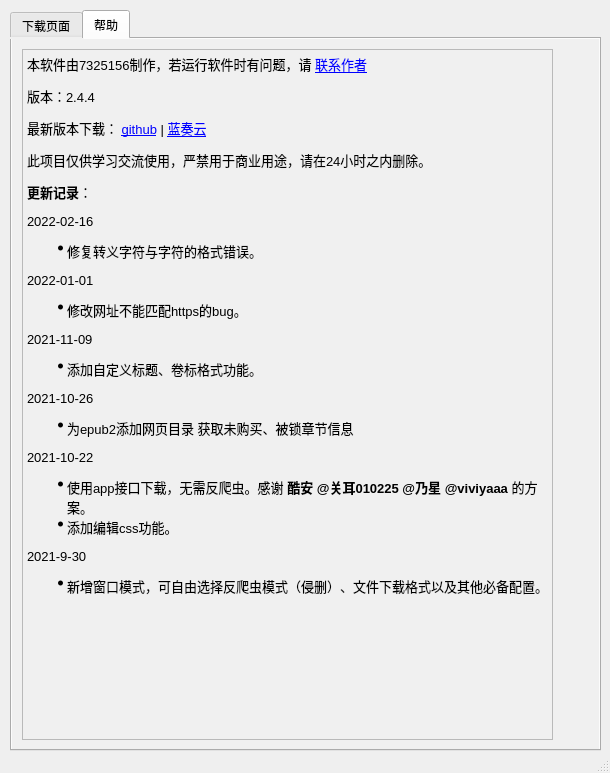
Old version of the form exe整合版/jjurl.ui in the repository 7325156/jjwxcNovelCrawler.
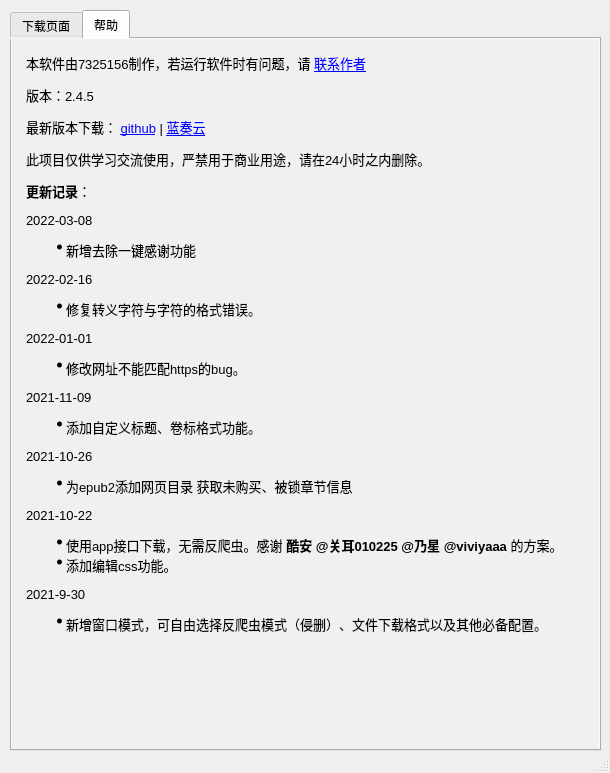
New version of the form. The open tabs and pages were chosen to show the change. Icons and pictures are not drawn.

```diff
--- a/exe整合版/jjurl.ui
+++ b/exe整合版/jjurl.ui
@@ -629,12 +629,13 @@
        <rect>
         <x>10</x>
         <y>10</y>
-        <width>531</width>
+        <width>571</width>
         <height>691</height>
        </rect>
       </property>
       <property name="styleSheet">
-       <string notr="true">“background:transparent;border-width:0;border-style:outset”</string>
+       <string notr="true">background:transparent;border-width:0;border-style:outset;
+font: 10pt &quot;微软雅黑&quot;;</string>
       </property>
       <property name="readOnly">
        <bool>true</bool>
@@ -681,25 +682,27 @@
        <string>&lt;!DOCTYPE HTML PUBLIC &quot;-//W3C//DTD HTML 4.0//EN&quot; &quot;http://www.w3.org/TR/REC-html40/strict.dtd&quot;&gt;
 &lt;html&gt;&lt;head&gt;&lt;meta name=&quot;qrichtext&quot; content=&quot;1&quot; /&gt;&lt;style type=&quot;text/css&quot;&gt;
 p, li { white-space: pre-wrap; }
-&lt;/style&gt;&lt;/head&gt;&lt;body style=&quot; font-family:'Microsoft YaHei UI','思源黑体 CN','黑体','Arial','sans-serif'; font-size:9pt; font-weight:400; font-style:normal;&quot;&gt;
-&lt;p style=&quot; margin-top:12px; margin-bottom:12px; margin-left:0px; margin-right:0px; -qt-block-indent:0; text-indent:0px;&quot;&gt;&lt;span style=&quot; font-family:'微软雅黑','sans-serif'; font-size:10pt;&quot;&gt;本软件由7325156制作，若运行软件时有问题，请 &lt;/span&gt;&lt;a href=&quot;https://github.com/7325156/jjwxcNovelCrawler&quot;&gt;&lt;span style=&quot; font-family:'SimSun'; font-size:10pt; text-decoration: underline; color:#0000ff;&quot;&gt;联系作者&lt;/span&gt;&lt;/a&gt;&lt;/p&gt;
-&lt;p style=&quot; margin-top:12px; margin-bottom:12px; margin-left:0px; margin-right:0px; -qt-block-indent:0; text-indent:0px;&quot;&gt;&lt;span style=&quot; font-family:'微软雅黑','sans-serif'; font-size:10pt;&quot;&gt;版本：2.4.4&lt;/span&gt;&lt;/p&gt;
-&lt;p style=&quot; margin-top:12px; margin-bottom:12px; margin-left:0px; margin-right:0px; -qt-block-indent:0; text-indent:0px;&quot;&gt;&lt;span style=&quot; font-family:'微软雅黑','sans-serif'; font-size:10pt;&quot;&gt;最新版本下载： &lt;/span&gt;&lt;a href=&quot;https://github.com/7325156/jjwxcNovelCrawler/releases/latest/&quot;&gt;&lt;span style=&quot; font-family:'SimSun'; font-size:10pt; text-decoration: underline; color:#0000ff;&quot;&gt;github&lt;/span&gt;&lt;/a&gt;&lt;span style=&quot; font-family:'微软雅黑','sans-serif'; font-size:10pt;&quot;&gt; | &lt;/span&gt;&lt;a href=&quot;https://wwr.lanzoui.com/b02oduqmd#a5jo&quot;&gt;&lt;span style=&quot; font-family:'SimSun'; font-size:10pt; text-decoration: underline; color:#0000ff;&quot;&gt;蓝奏云&lt;/span&gt;&lt;/a&gt;&lt;/p&gt;
-&lt;p style=&quot; margin-top:12px; margin-bottom:12px; margin-left:0px; margin-right:0px; -qt-block-indent:0; text-indent:0px;&quot;&gt;&lt;span style=&quot; font-family:'微软雅黑'; font-size:10pt;&quot;&gt;此项目仅供学习交流使用，严禁用于商业用途，请在24小时之内删除。&lt;/span&gt;&lt;/p&gt;
-&lt;p style=&quot; margin-top:12px; margin-bottom:12px; margin-left:0px; margin-right:0px; -qt-block-indent:0; text-indent:0px;&quot;&gt;&lt;span style=&quot; font-family:'微软雅黑','sans-serif'; font-size:10pt; font-weight:600;&quot;&gt;更新记录&lt;/span&gt;&lt;span style=&quot; font-family:'微软雅黑','sans-serif'; font-size:10pt;&quot;&gt;：&lt;/span&gt;&lt;/p&gt;
-&lt;p style=&quot; margin-top:12px; margin-bottom:12px; margin-left:0px; margin-right:0px; -qt-block-indent:0; text-indent:0px;&quot;&gt;&lt;span style=&quot; font-family:'微软雅黑','sans-serif'; font-size:10pt;&quot;&gt;2022-02-16&lt;/span&gt;&lt;/p&gt;
-&lt;ul style=&quot;margin-top: 0px; margin-bottom: 0px; margin-left: 0px; margin-right: 0px; -qt-list-indent: 1;&quot;&gt;&lt;li style=&quot; font-family:'微软雅黑','sans-serif'; font-size:10pt;&quot; style=&quot; margin-top:12px; margin-bottom:12px; margin-left:0px; margin-right:0px; -qt-block-indent:0; text-indent:0px;&quot;&gt;修复转义字符与字符的格式错误。&lt;/li&gt;&lt;/ul&gt;
-&lt;p style=&quot; margin-top:12px; margin-bottom:12px; margin-left:0px; margin-right:0px; -qt-block-indent:0; text-indent:0px;&quot;&gt;&lt;span style=&quot; font-family:'微软雅黑','sans-serif'; font-size:10pt;&quot;&gt;2022-01-01&lt;/span&gt;&lt;/p&gt;
-&lt;ul style=&quot;margin-top: 0px; margin-bottom: 0px; margin-left: 0px; margin-right: 0px; -qt-list-indent: 1;&quot;&gt;&lt;li style=&quot; font-family:'微软雅黑','sans-serif'; font-size:10pt;&quot; style=&quot; margin-top:12px; margin-bottom:12px; margin-left:0px; margin-right:0px; -qt-block-indent:0; text-indent:0px;&quot;&gt;修改网址不能匹配https的bug。&lt;/li&gt;&lt;/ul&gt;
-&lt;p style=&quot; margin-top:12px; margin-bottom:12px; margin-left:0px; margin-right:0px; -qt-block-indent:0; text-indent:0px;&quot;&gt;&lt;span style=&quot; font-family:'微软雅黑','sans-serif'; font-size:10pt;&quot;&gt;2021-11-09 &lt;/span&gt;&lt;/p&gt;
-&lt;ul style=&quot;margin-top: 0px; margin-bottom: 0px; margin-left: 0px; margin-right: 0px; -qt-list-indent: 1;&quot;&gt;&lt;li style=&quot; font-family:'微软雅黑','sans-serif'; font-size:10pt;&quot; style=&quot; margin-top:12px; margin-bottom:12px; margin-left:0px; margin-right:0px; -qt-block-indent:0; text-indent:0px;&quot;&gt;添加自定义标题、卷标格式功能。&lt;/li&gt;&lt;/ul&gt;
-&lt;p style=&quot; margin-top:12px; margin-bottom:12px; margin-left:0px; margin-right:0px; -qt-block-indent:0; text-indent:0px;&quot;&gt;&lt;span style=&quot; font-family:'微软雅黑','sans-serif'; font-size:10pt;&quot;&gt;2021-10-26 &lt;/span&gt;&lt;/p&gt;
-&lt;ul style=&quot;margin-top: 0px; margin-bottom: 0px; margin-left: 0px; margin-right: 0px; -qt-list-indent: 1;&quot;&gt;&lt;li style=&quot; font-family:'微软雅黑','sans-serif'; font-size:10pt;&quot; style=&quot; margin-top:12px; margin-bottom:12px; margin-left:0px; margin-right:0px; -qt-block-indent:0; text-indent:0px;&quot;&gt;为epub2添加网页目录 获取未购买、被锁章节信息&lt;/li&gt;&lt;/ul&gt;
-&lt;p style=&quot; margin-top:12px; margin-bottom:12px; margin-left:0px; margin-right:0px; -qt-block-indent:0; text-indent:0px;&quot;&gt;&lt;span style=&quot; font-family:'微软雅黑','sans-serif'; font-size:10pt;&quot;&gt;2021-10-22 &lt;/span&gt;&lt;/p&gt;
-&lt;ul style=&quot;margin-top: 0px; margin-bottom: 0px; margin-left: 0px; margin-right: 0px; -qt-list-indent: 1;&quot;&gt;&lt;li style=&quot; font-family:'微软雅黑','sans-serif'; font-size:10pt;&quot; style=&quot; margin-top:12px; margin-bottom:0px; margin-left:0px; margin-right:0px; -qt-block-indent:0; text-indent:0px;&quot;&gt;使用app接口下载，无需反爬虫。感谢 &lt;span style=&quot; font-weight:600;&quot;&gt;酷安 @关耳010225 @乃星 @viviyaaa&lt;/span&gt; 的方案。 &lt;/li&gt;
-&lt;li style=&quot; font-family:'微软雅黑','sans-serif'; font-size:10pt;&quot; style=&quot; margin-top:0px; margin-bottom:12px; margin-left:0px; margin-right:0px; -qt-block-indent:0; text-indent:0px;&quot;&gt;添加编辑css功能。&lt;/li&gt;&lt;/ul&gt;
-&lt;p style=&quot; margin-top:12px; margin-bottom:12px; margin-left:0px; margin-right:0px; -qt-block-indent:0; text-indent:0px;&quot;&gt;&lt;span style=&quot; font-family:'微软雅黑','sans-serif'; font-size:10pt;&quot;&gt;2021-9-30&lt;/span&gt;&lt;/p&gt;
-&lt;ul style=&quot;margin-top: 0px; margin-bottom: 0px; margin-left: 0px; margin-right: 0px; -qt-list-indent: 1;&quot;&gt;&lt;li style=&quot; font-family:'微软雅黑','sans-serif'; font-size:10pt;&quot; style=&quot; margin-top:12px; margin-bottom:12px; margin-left:0px; margin-right:0px; -qt-block-indent:0; text-indent:0px;&quot;&gt;新增窗口模式，可自由选择反爬虫模式（侵删）、文件下载格式以及其他必备配置。&lt;/li&gt;&lt;/ul&gt;&lt;/body&gt;&lt;/html&gt;</string>
+&lt;/style&gt;&lt;/head&gt;&lt;body style=&quot; font-family:'微软雅黑'; font-size:10pt; font-weight:400; font-style:normal;&quot;&gt;
+&lt;p style=&quot; margin-top:12px; margin-bottom:12px; margin-left:0px; margin-right:0px; -qt-block-indent:0; text-indent:0px;&quot;&gt;&lt;span style=&quot; font-family:'微软雅黑','sans-serif';&quot;&gt;本软件由7325156制作，若运行软件时有问题，请 &lt;/span&gt;&lt;a href=&quot;https://github.com/7325156/jjwxcNovelCrawler&quot;&gt;&lt;span style=&quot; font-family:'SimSun'; text-decoration: underline; color:#0000ff;&quot;&gt;联系作者&lt;/span&gt;&lt;/a&gt;&lt;/p&gt;
+&lt;p style=&quot; margin-top:12px; margin-bottom:12px; margin-left:0px; margin-right:0px; -qt-block-indent:0; text-indent:0px;&quot;&gt;&lt;span style=&quot; font-family:'微软雅黑','sans-serif';&quot;&gt;版本：2.4.5&lt;/span&gt;&lt;/p&gt;
+&lt;p style=&quot; margin-top:12px; margin-bottom:12px; margin-left:0px; margin-right:0px; -qt-block-indent:0; text-indent:0px;&quot;&gt;&lt;span style=&quot; font-family:'微软雅黑','sans-serif';&quot;&gt;最新版本下载： &lt;/span&gt;&lt;a href=&quot;https://github.com/7325156/jjwxcNovelCrawler/releases/latest/&quot;&gt;&lt;span style=&quot; font-family:'SimSun'; text-decoration: underline; color:#0000ff;&quot;&gt;github&lt;/span&gt;&lt;/a&gt;&lt;span style=&quot; font-family:'微软雅黑','sans-serif';&quot;&gt; | &lt;/span&gt;&lt;a href=&quot;https://wwr.lanzoui.com/b02oduqmd#a5jo&quot;&gt;&lt;span style=&quot; font-family:'SimSun'; text-decoration: underline; color:#0000ff;&quot;&gt;蓝奏云&lt;/span&gt;&lt;/a&gt;&lt;/p&gt;
+&lt;p style=&quot; margin-top:12px; margin-bottom:12px; margin-left:0px; margin-right:0px; -qt-block-indent:0; text-indent:0px;&quot;&gt;此项目仅供学习交流使用，严禁用于商业用途，请在24小时之内删除。&lt;/p&gt;
+&lt;p style=&quot; margin-top:12px; margin-bottom:12px; margin-left:0px; margin-right:0px; -qt-block-indent:0; text-indent:0px;&quot;&gt;&lt;span style=&quot; font-family:'微软雅黑','sans-serif'; font-weight:600;&quot;&gt;更新记录&lt;/span&gt;&lt;span style=&quot; font-family:'微软雅黑','sans-serif';&quot;&gt;：&lt;/span&gt;&lt;/p&gt;
+&lt;p style=&quot; margin-top:12px; margin-bottom:12px; margin-left:0px; margin-right:0px; -qt-block-indent:0; text-indent:0px;&quot;&gt;&lt;span style=&quot; font-family:'微软雅黑','sans-serif';&quot;&gt;2022-03-08&lt;/span&gt;&lt;/p&gt;
+&lt;ul style=&quot;margin-top: 0px; margin-bottom: 0px; margin-left: 0px; margin-right: 0px; -qt-list-indent: 1;&quot;&gt;&lt;li style=&quot; font-family:'微软雅黑','sans-serif';&quot; style=&quot; margin-top:12px; margin-bottom:12px; margin-left:0px; margin-right:0px; -qt-block-indent:0; text-indent:0px;&quot;&gt;新增去除一键感谢功能&lt;/li&gt;&lt;/ul&gt;
+&lt;p style=&quot; margin-top:12px; margin-bottom:12px; margin-left:0px; margin-right:0px; -qt-block-indent:0; text-indent:0px;&quot;&gt;&lt;span style=&quot; font-family:'微软雅黑','sans-serif';&quot;&gt;2022-02-16&lt;/span&gt;&lt;/p&gt;
+&lt;ul style=&quot;margin-top: 0px; margin-bottom: 0px; margin-left: 0px; margin-right: 0px; -qt-list-indent: 1;&quot;&gt;&lt;li style=&quot; font-family:'微软雅黑','sans-serif';&quot; style=&quot; margin-top:12px; margin-bottom:12px; margin-left:0px; margin-right:0px; -qt-block-indent:0; text-indent:0px;&quot;&gt;修复转义字符与字符的格式错误。&lt;/li&gt;&lt;/ul&gt;
+&lt;p style=&quot; margin-top:12px; margin-bottom:12px; margin-left:0px; margin-right:0px; -qt-block-indent:0; text-indent:0px;&quot;&gt;&lt;span style=&quot; font-family:'微软雅黑','sans-serif';&quot;&gt;2022-01-01&lt;/span&gt;&lt;/p&gt;
+&lt;ul style=&quot;margin-top: 0px; margin-bottom: 0px; margin-left: 0px; margin-right: 0px; -qt-list-indent: 1;&quot;&gt;&lt;li style=&quot; font-family:'微软雅黑','sans-serif';&quot; style=&quot; margin-top:12px; margin-bottom:12px; margin-left:0px; margin-right:0px; -qt-block-indent:0; text-indent:0px;&quot;&gt;修改网址不能匹配https的bug。&lt;/li&gt;&lt;/ul&gt;
+&lt;p style=&quot; margin-top:12px; margin-bottom:12px; margin-left:0px; margin-right:0px; -qt-block-indent:0; text-indent:0px;&quot;&gt;&lt;span style=&quot; font-family:'微软雅黑','sans-serif';&quot;&gt;2021-11-09 &lt;/span&gt;&lt;/p&gt;
+&lt;ul style=&quot;margin-top: 0px; margin-bottom: 0px; margin-left: 0px; margin-right: 0px; -qt-list-indent: 1;&quot;&gt;&lt;li style=&quot; font-family:'微软雅黑','sans-serif';&quot; style=&quot; margin-top:12px; margin-bottom:12px; margin-left:0px; margin-right:0px; -qt-block-indent:0; text-indent:0px;&quot;&gt;添加自定义标题、卷标格式功能。&lt;/li&gt;&lt;/ul&gt;
+&lt;p style=&quot; margin-top:12px; margin-bottom:12px; margin-left:0px; margin-right:0px; -qt-block-indent:0; text-indent:0px;&quot;&gt;&lt;span style=&quot; font-family:'微软雅黑','sans-serif';&quot;&gt;2021-10-26 &lt;/span&gt;&lt;/p&gt;
+&lt;ul style=&quot;margin-top: 0px; margin-bottom: 0px; margin-left: 0px; margin-right: 0px; -qt-list-indent: 1;&quot;&gt;&lt;li style=&quot; font-family:'微软雅黑','sans-serif';&quot; style=&quot; margin-top:12px; margin-bottom:12px; margin-left:0px; margin-right:0px; -qt-block-indent:0; text-indent:0px;&quot;&gt;为epub2添加网页目录 获取未购买、被锁章节信息&lt;/li&gt;&lt;/ul&gt;
+&lt;p style=&quot; margin-top:12px; margin-bottom:12px; margin-left:0px; margin-right:0px; -qt-block-indent:0; text-indent:0px;&quot;&gt;&lt;span style=&quot; font-family:'微软雅黑','sans-serif';&quot;&gt;2021-10-22 &lt;/span&gt;&lt;/p&gt;
+&lt;ul style=&quot;margin-top: 0px; margin-bottom: 0px; margin-left: 0px; margin-right: 0px; -qt-list-indent: 1;&quot;&gt;&lt;li style=&quot; font-family:'微软雅黑','sans-serif';&quot; style=&quot; margin-top:12px; margin-bottom:0px; margin-left:0px; margin-right:0px; -qt-block-indent:0; text-indent:0px;&quot;&gt;使用app接口下载，无需反爬虫。感谢 &lt;span style=&quot; font-weight:600;&quot;&gt;酷安 @关耳010225 @乃星 @viviyaaa&lt;/span&gt; 的方案。 &lt;/li&gt;
+&lt;li style=&quot; font-family:'微软雅黑','sans-serif';&quot; style=&quot; margin-top:0px; margin-bottom:12px; margin-left:0px; margin-right:0px; -qt-block-indent:0; text-indent:0px;&quot;&gt;添加编辑css功能。&lt;/li&gt;&lt;/ul&gt;
+&lt;p style=&quot; margin-top:12px; margin-bottom:12px; margin-left:0px; margin-right:0px; -qt-block-indent:0; text-indent:0px;&quot;&gt;&lt;span style=&quot; font-family:'微软雅黑','sans-serif';&quot;&gt;2021-9-30&lt;/span&gt;&lt;/p&gt;
+&lt;ul style=&quot;margin-top: 0px; margin-bottom: 0px; margin-left: 0px; margin-right: 0px; -qt-list-indent: 1;&quot;&gt;&lt;li style=&quot; font-family:'微软雅黑','sans-serif';&quot; style=&quot; margin-top:12px; margin-bottom:12px; margin-left:0px; margin-right:0px; -qt-block-indent:0; text-indent:0px;&quot;&gt;新增窗口模式，可自由选择反爬虫模式（侵删）、文件下载格式以及其他必备配置。&lt;/li&gt;&lt;/ul&gt;&lt;/body&gt;&lt;/html&gt;</string>
       </property>
      </widget>
     </widget>
```
Left out of the diff: 22 changed lines with no effect on the pictures.
